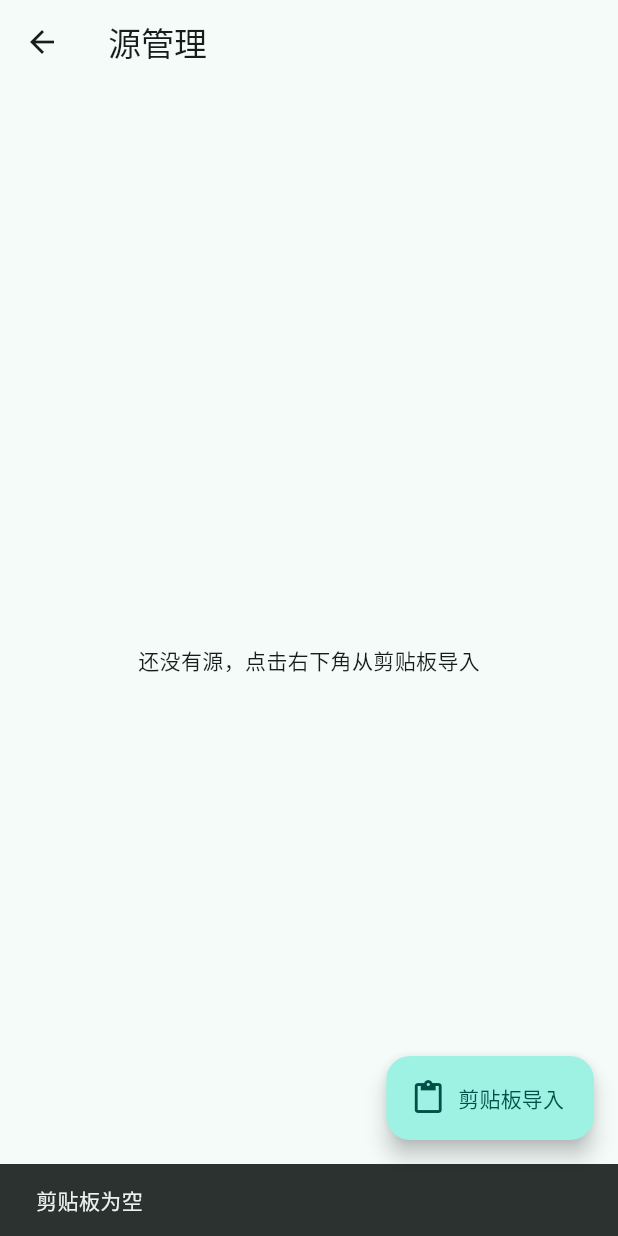
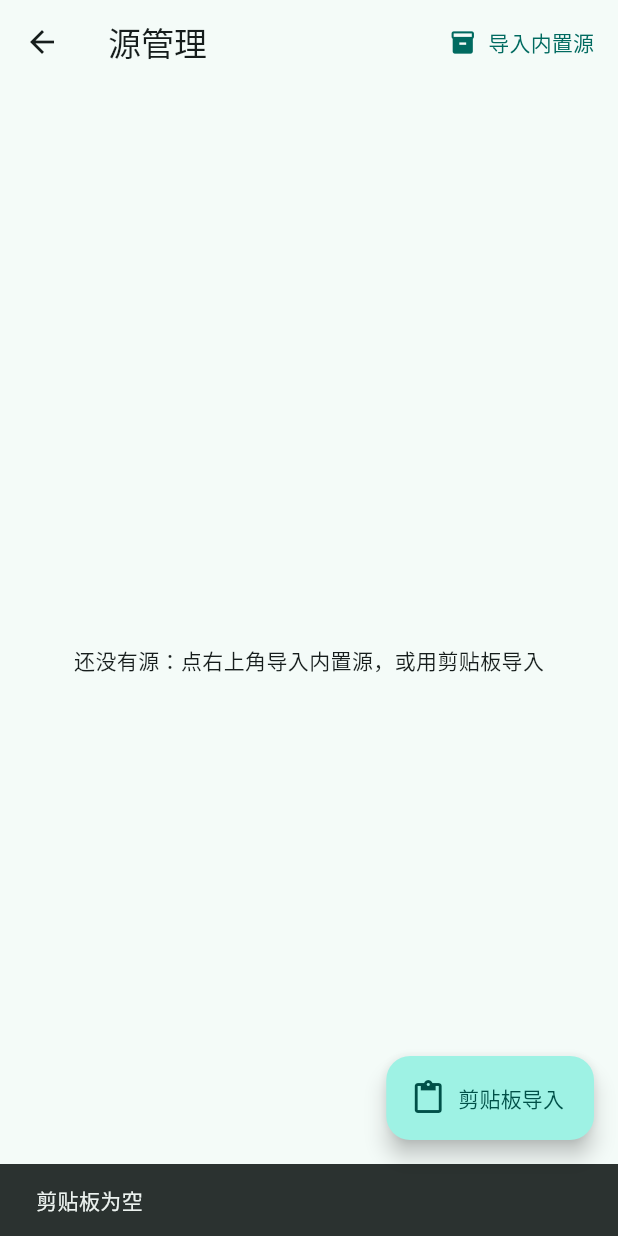
Before and after one commit to urankwong/xso, a Flutter app: the SourceManagePage screen opened directly, after a tap on "剪贴板导入", on a phone screen of 412 x 824 dp. Run offline on Flutter 3.47's test engine with Material 3 defaults, Android fonts, the phone set to English and light mode, and no system bars; our stand-ins replace dio, drift, flutter_riverpod, shared_preferences; missing offline and left inert: flutter_js, gbk_codec, json_path; accounts and stored records are empty; generated files the repository leaves out were written again.

Commit message:
feat(app): 内置源包一键导入 + 国内 Gradle/Maven 镜像 + QuickJS 集成测试迁移

```diff
--- a/app/lib/pages/source_manage_page.dart
+++ b/app/lib/pages/source_manage_page.dart
@@ -4,6 +4,7 @@ import 'package:flutter/services.dart';
 import 'package:data/data.dart';
 import 'package:source_engine/source_engine.dart';
 import '../providers/engine_providers.dart';
+import '../providers/builtin_sources.dart';
 import 'source_debug_page.dart';
 
 /// 导入状态反馈 SnackBar 的辅助扩展
@@ -24,7 +25,27 @@ class _SourceManagePageState extends ConsumerState<SourceManagePage> {
   @override
   void initState() {
     super.initState();
-    _reload();
+    _init();
+  }
+
+  Future<void> _init() async {
+    // 首次启动自动导入内置源（已导入的跳过）
+    final path = await ref.read(sourceRepositoryPathProvider.future);
+    final repo = SourceRepository(path);
+    if ((await repo.list()).isEmpty) {
+      final n = await BuiltinSources.importAll(repo);
+      if (mounted && n > 0) {
+        context.tip('已导入 $n 个内置源，可直接搜索');
+      }
+    }
+    await _reload();
+  }
+
+  Future<void> _importBuiltin() async {
+    final path = await ref.read(sourceRepositoryPathProvider.future);
+    final n = await BuiltinSources.importAll(SourceRepository(path));
+    await _reload();
+    if (mounted) context.tip(n > 0 ? '已导入 $n 个内置源' : '内置源均已存在');
   }
 
   Future<void> _reload() async {
@@ -66,14 +87,23 @@ class _SourceManagePageState extends ConsumerState<SourceManagePage> {
   @override
   Widget build(BuildContext context) {
     return Scaffold(
-      appBar: AppBar(title: const Text('源管理')),
+      appBar: AppBar(
+        title: const Text('源管理'),
+        actions: [
+          TextButton.icon(
+            onPressed: _importBuiltin,
+            icon: const Icon(Icons.inventory_2, size: 18),
+            label: const Text('导入内置源'),
+          ),
+        ],
+      ),
       floatingActionButton: FloatingActionButton.extended(
         onPressed: _importFromClipboard,
         icon: const Icon(Icons.content_paste),
         label: const Text('剪贴板导入'),
       ),
       body: _sources.isEmpty
-          ? const Center(child: Text('还没有源，点击右下角从剪贴板导入'))
+          ? const Center(child: Text('还没有源：点右上角导入内置源，或用剪贴板导入'))
           : ListView(
               children: _sources
                   .map((s) => ListTile(
--- /dev/null
+++ b/app/lib/providers/builtin_sources.dart
@@ -0,0 +1,34 @@
+import 'package:flutter/services.dart' show rootBundle;
+import 'package:data/data.dart';
+import 'package:source_engine/source_engine.dart';
+
+/// 内置源包：随 App 出厂的示例/站点源，一键导入到源仓库。
+class BuiltinSources {
+  static const _manifest = [
+    'assets/sources/magnet_example.json',
+    'assets/sources/pan_cms_example.json',
+    'assets/sources/magnet_json_example.json',
+  ];
+
+  /// 读取全部内置源原文
+  static Future<List<String>> loadAll() async {
+    return [for (final p in _manifest) await rootBundle.loadString(p)];
+  }
+
+  /// 导入内置源到仓库；已存在同 id 的源跳过。返回新导入数量。
+  static Future<int> importAll(SourceRepository repo) async {
+    var imported = 0;
+    for (final raw in await loadAll()) {
+      try {
+        final meta = parseSource(raw).meta;
+        final existing = await repo.list();
+        if (existing.any((e) => e.id == meta.id)) continue;
+        await repo.save(meta.id, format: 'own', raw: raw);
+        imported++;
+      } catch (_) {
+        // 单个内置源损坏不影响其余导入
+      }
+    }
+    return imported;
+  }
+}
--- a/app/pubspec.yaml
+++ b/app/pubspec.yaml
@@ -29,3 +29,5 @@ dev_dependencies:
 
 flutter:
   uses-material-design: true
+  assets:
+    - assets/sources/
```
Also changed, not shown: 2 other files.
